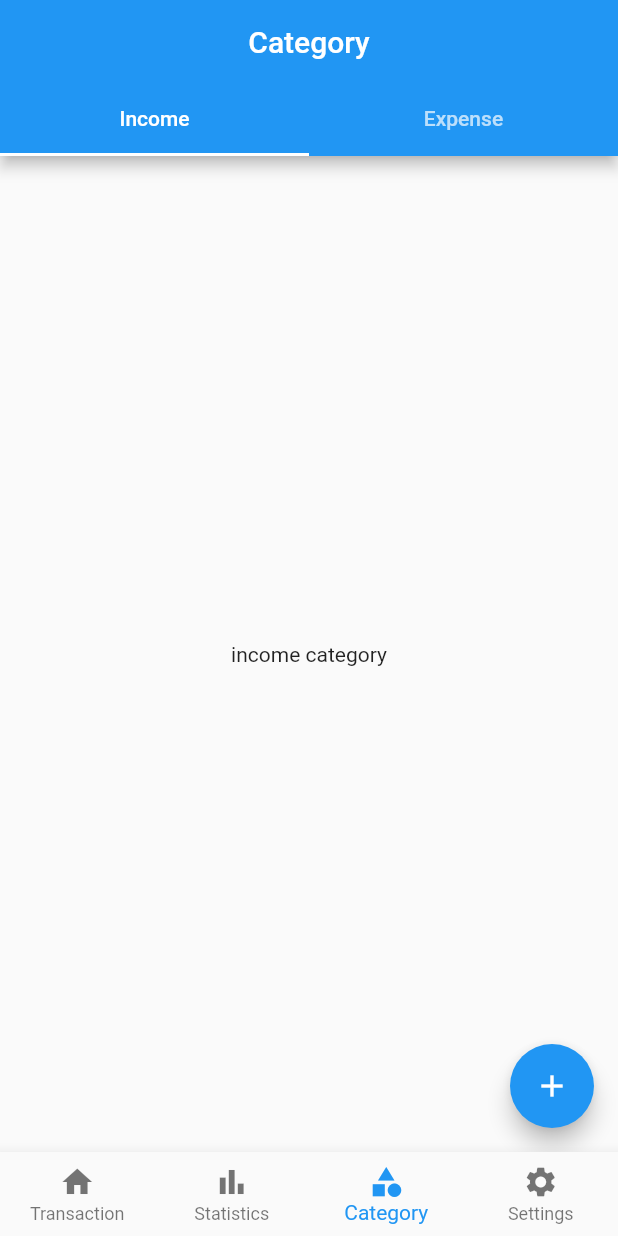
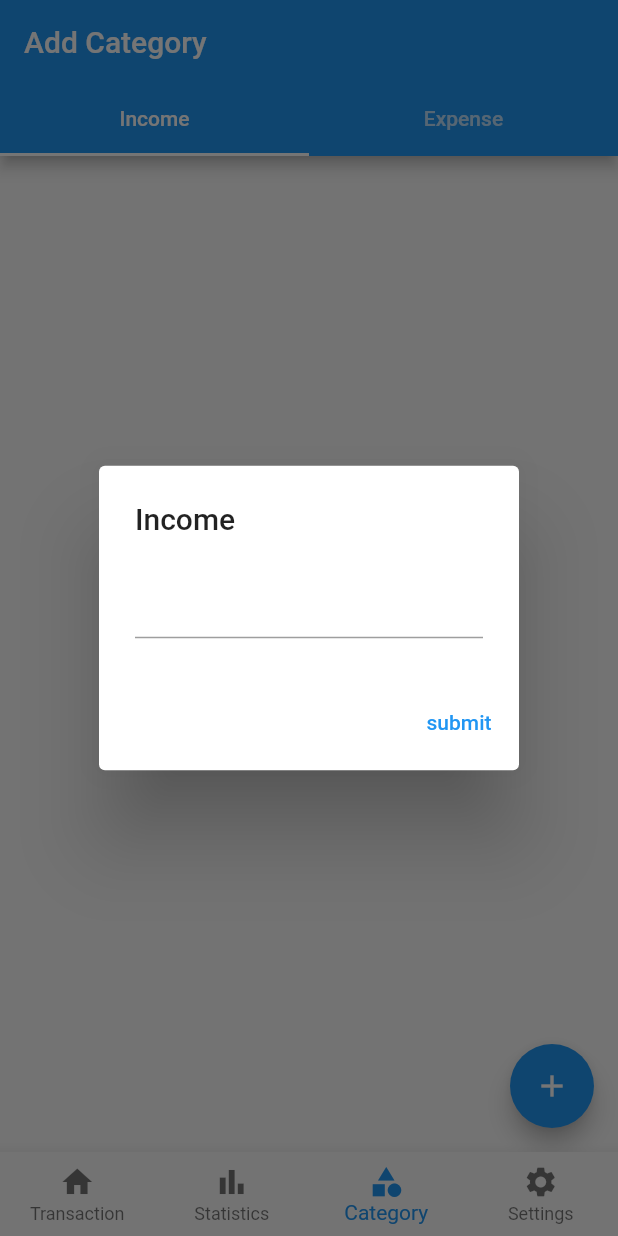
Before and after one commit to aslahmogral/KarchaBook_provider, a Flutter app: the screen it shows after launch, item 3 of the bottom bar chosen, after a tap on the "add" icon, on a phone screen of 412 x 824 dp. Run offline on Flutter 3.47's test engine with Material 2 defaults, Android fonts, the phone set to English and light mode, and no system bars; our stand-ins replace hive, hive_flutter; accounts and stored records are empty.

Commit message:
daily commits

```diff
--- a/lib/screens/add_category_screens/add_income_category_screen.dart
+++ b/lib/screens/add_category_screens/add_income_category_screen.dart
@@ -1,4 +1,5 @@
 import 'package:flutter/material.dart';
+import 'package:karcha_book_provider/utils/constants.dart';
 
 class AddIncomeCategoryScreen extends StatefulWidget {
   const AddIncomeCategoryScreen({Key? key}) : super(key: key);
@@ -13,7 +14,21 @@ class _AddIncomeCategoryScreenState
   @override
   Widget build(BuildContext context) {
     return Scaffold(
-      body: Center(child: Text('income category')),
+
+      body: Center(child: Text(Constants.ADD_INCOME_CATEGORY)),
+      floatingActionButton: FloatingActionButton(
+              child: const Icon(Icons.add),
+              onPressed: () {
+                showDialog(
+                    context: context,
+                    builder: (context) => AlertDialog(
+                          title: Text(Constants.INCOME),
+                          content: TextField(),
+                          actions: [
+                            TextButton(onPressed: () {}, child: Text('submit'))
+                          ],
+                        ));
+              }),
     );
   }
 }
--- a/lib/screens/category_screen.dart
+++ b/lib/screens/category_screen.dart
@@ -2,6 +2,7 @@ import 'package:flutter/material.dart';
 import 'package:karcha_book_provider/routes/routes.dart';
 import 'package:karcha_book_provider/utils/constants.dart';
 import 'package:karcha_book_provider/utils/tabs.dart';
+import 'package:karcha_book_provider/widgets/tab_bar.dart';
 
 class CategoryScreen extends StatefulWidget {
   const CategoryScreen({Key? key}) : super(key: key);
@@ -13,17 +14,8 @@ class CategoryScreen extends StatefulWidget {
 class _CategoryScreenState extends State<CategoryScreen> {
   List tabScreens = [Routes.ADD_INCOME_CATEGORY, Routes.ADD_EXPENSE_CATEGORY];
   @override
-  Widget build(BuildContext context) => DefaultTabController(
-        length: Tabs().tabsList.length,
-        child: Scaffold(
-          appBar: AppBar(
-            title: Text(Constants.CATEGORY),
-            centerTitle: true,
-            bottom: TabBar(tabs: [...Tabs().tabsList]),
-          ),
-          body: TabBarView(children: [...tabScreens]),
-          floatingActionButton: FloatingActionButton(
-              child: const Icon(Icons.add), onPressed: () {}),
-        ),
-      );
+  Widget build(BuildContext context) {
+    return TabBarWidget(
+        tabList: Tabs().tabsList, tabScreenList: [...tabScreens], appbarTitle: 'Add Category',);
+  }
 }
--- a/lib/utils/constants.dart
+++ b/lib/utils/constants.dart
@@ -6,4 +6,5 @@ class Constants {
   static const String KARCHABOOK = 'Karcha Book';
   static const String INCOME = 'Income';
   static const String EXPENSE = 'Expense';
+  static const String ADD_INCOME_CATEGORY = 'Add Income Category';
 }
--- /dev/null
+++ b/lib/widgets/tab_bar.dart
@@ -0,0 +1,41 @@
+import 'package:flutter/material.dart';
+
+class TabBarWidget extends StatefulWidget {
+  final List tabList;
+  final List tabScreenList;
+  final String appbarTitle;
+  const TabBarWidget(
+      {Key? key, required this.tabList, required this.tabScreenList, required this.appbarTitle})
+      : super(key: key);
+
+  @override
+  State<TabBarWidget> createState() => _TabBarWidgetState();
+}
+
+class _TabBarWidgetState extends State<TabBarWidget> {
+  @override
+  Widget build(BuildContext context) {
+    return DefaultTabController(
+        length: widget.tabList.length,
+        child: Scaffold(
+          appBar: AppBar(
+            title: Text(widget.appbarTitle),
+            bottom: TabBar(tabs: [...widget.tabList]),
+          ),
+          body: TabBarView(children: [...widget.tabScreenList]),
+          // floatingActionButton: FloatingActionButton(
+          //     child: const Icon(Icons.add),
+          //     onPressed: () {
+          //       showDialog(
+          //           context: context,
+          //           builder: (context) => AlertDialog(
+          //                 title: Text('income'),
+          //                 content: TextField(),
+          //                 actions: [
+          //                   TextButton(onPressed: () {}, child: Text('submit'))
+          //                 ],
+          //               ));
+          //     }),
+        ));
+  }
+}
```
